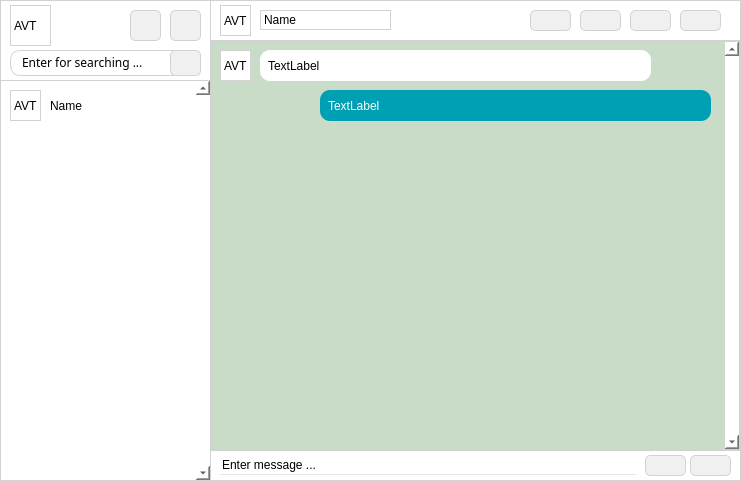
Old version of the form alo_app/uis/home.ui in the repository dvcdung/network_programming_basic_project_alo_app.
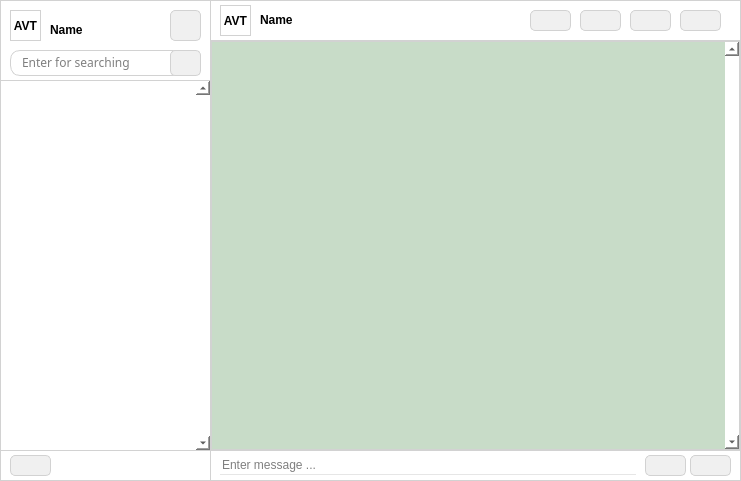
New version of the form. Icons and pictures are not drawn.

```diff
--- a/alo_app/uis/home.ui
+++ b/alo_app/uis/home.ui
@@ -28,7 +28,7 @@
      <x>0</x>
      <y>80</y>
      <width>211</width>
-     <height>401</height>
+     <height>371</height>
     </rect>
    </property>
    <property name="styleSheet">
@@ -92,7 +92,10 @@
       <string notr="true">border: 0px; border-radius: 0px;</string>
      </property>
      <property name="text">
-      <string>Enter for searching ...</string>
+      <string/>
+     </property>
+     <property name="placeholderText">
+      <string>Enter for searching</string>
      </property>
     </widget>
     <widget class="QPushButton" name="btnSearch">
@@ -136,37 +139,48 @@
       <normaloff>../asset/icon/add_group.svg</normaloff>../asset/icon/add_group.svg</iconset>
     </property>
    </widget>
-   <widget class="QPushButton" name="btnAddFriend">
-    <property name="geometry">
-     <rect>
-      <x>130</x>
-      <y>10</y>
-      <width>31</width>
-      <height>31</height>
-     </rect>
-    </property>
-    <property name="styleSheet">
-     <string notr="true">border-radius: 5px; background-color: rgb(240, 240, 240);</string>
-    </property>
-    <property name="text">
-     <string/>
-    </property>
-    <property name="icon">
-     <iconset>
-      <normaloff>../asset/icon/add_friend.svg</normaloff>../asset/icon/add_friend.svg</iconset>
-    </property>
-   </widget>
    <widget class="QLabel" name="imgAvatar">
     <property name="geometry">
      <rect>
       <x>10</x>
-      <y>5</y>
-      <width>41</width>
-      <height>41</height>
+      <y>10</y>
+      <width>31</width>
+      <height>31</height>
      </rect>
     </property>
+    <property name="font">
+     <font>
+      <weight>75</weight>
+      <bold>true</bold>
+     </font>
+    </property>
     <property name="text">
      <string>AVT</string>
+    </property>
+    <property name="alignment">
+     <set>Qt::AlignCenter</set>
+    </property>
+   </widget>
+   <widget class="QLabel" name="lblDisplayName">
+    <property name="geometry">
+     <rect>
+      <x>50</x>
+      <y>20</y>
+      <width>111</width>
+      <height>20</height>
+     </rect>
+    </property>
+    <property name="font">
+     <font>
+      <weight>75</weight>
+      <bold>true</bold>
+     </font>
+    </property>
+    <property name="styleSheet">
+     <string notr="true">border: none</string>
+    </property>
+    <property name="text">
+     <string>Name</string>
     </property>
    </widget>
   </widget>
@@ -251,6 +265,15 @@
       <height>20</height>
      </rect>
     </property>
+    <property name="font">
+     <font>
+      <weight>75</weight>
+      <bold>true</bold>
+     </font>
+    </property>
+    <property name="styleSheet">
+     <string notr="true">border: none</string>
+    </property>
     <property name="text">
      <string>Name</string>
     </property>
@@ -264,9 +287,18 @@
       <height>31</height>
      </rect>
     </property>
+    <property name="font">
+     <font>
+      <weight>75</weight>
+      <bold>true</bold>
+     </font>
+    </property>
     <property name="text">
      <string>AVT</string>
     </property>
+    <property name="alignment">
+     <set>Qt::AlignCenter</set>
+    </property>
    </widget>
    <widget class="QPushButton" name="btnAddGroup1">
     <property name="geometry">
@@ -313,90 +345,13 @@
    <property name="verticalScrollBarPolicy">
     <enum>Qt::ScrollBarAlwaysOn</enum>
    </property>
+   <property name="horizontalScrollBarPolicy">
+    <enum>Qt::ScrollBarAlwaysOff</enum>
+   </property>
    <property name="verticalScrollMode">
     <enum>QAbstractItemView::ScrollPerItem</enum>
    </property>
   </widget>
-  <widget class="QWidget" name="chatMsgWidget" native="true">
-   <property name="geometry">
-    <rect>
-     <x>220</x>
-     <y>50</y>
-     <width>491</width>
-     <height>31</height>
-    </rect>
-   </property>
-   <property name="autoFillBackground">
-    <bool>false</bool>
-   </property>
-   <property name="styleSheet">
-    <string notr="true">background-color: rgb(0,0,0,0)</string>
-   </property>
-   <widget class="QLabel" name="imgAvatar3">
-    <property name="geometry">
-     <rect>
-      <x>0</x>
-      <y>0</y>
-      <width>31</width>
-      <height>31</height>
-     </rect>
-    </property>
-    <property name="styleSheet">
-     <string notr="true">border: 1px solid rgb(210, 210, 210); background-color: white</string>
-    </property>
-    <property name="text">
-     <string>AVT</string>
-    </property>
-   </widget>
-   <widget class="QLabel" name="txtYourMsg_2">
-    <property name="geometry">
-     <rect>
-      <x>40</x>
-      <y>0</y>
-      <width>391</width>
-      <height>31</height>
-     </rect>
-    </property>
-    <property name="styleSheet">
-     <string notr="true">background-color: white; border: none;border-radius: 10px; padding: 5px;</string>
-    </property>
-    <property name="text">
-     <string>TextLabel</string>
-    </property>
-   </widget>
-  </widget>
-  <widget class="QWidget" name="yourChatMsgWidget" native="true">
-   <property name="geometry">
-    <rect>
-     <x>220</x>
-     <y>90</y>
-     <width>491</width>
-     <height>31</height>
-    </rect>
-   </property>
-   <property name="autoFillBackground">
-    <bool>false</bool>
-   </property>
-   <property name="styleSheet">
-    <string notr="true">background-color: rgb(0,0,0,0)</string>
-   </property>
-   <widget class="QLabel" name="txtYourMsg">
-    <property name="geometry">
-     <rect>
-      <x>100</x>
-      <y>0</y>
-      <width>391</width>
-      <height>31</height>
-     </rect>
-    </property>
-    <property name="styleSheet">
-     <string notr="true">background-color: rgb(0, 160, 180); border: none;border-radius: 10px; padding: 5px; color: white</string>
-    </property>
-    <property name="text">
-     <string>TextLabel</string>
-    </property>
-   </widget>
-  </widget>
   <widget class="QWidget" name="bottomWidget" native="true">
    <property name="geometry">
     <rect>
@@ -462,6 +417,9 @@
      <string notr="true">border: none; border-bottom: 1px solid rgb(230, 230, 230);</string>
     </property>
     <property name="text">
+     <string/>
+    </property>
+    <property name="placeholderText">
      <string>Enter message ...</string>
     </property>
    </widget>
@@ -469,39 +427,33 @@
   <widget class="QWidget" name="chatItemWidget" native="true">
    <property name="geometry">
     <rect>
-     <x>10</x>
-     <y>90</y>
-     <width>171</width>
+     <x>0</x>
+     <y>450</y>
+     <width>211</width>
      <height>31</height>
     </rect>
    </property>
-   <widget class="QLabel" name="imgAvatar2">
+   <property name="styleSheet">
+    <string notr="true">border: 1px solid rgb(210, 210, 210); </string>
+   </property>
+   <widget class="QPushButton" name="btnLogout">
     <property name="geometry">
      <rect>
-      <x>0</x>
-      <y>0</y>
-      <width>31</width>
-      <height>31</height>
-     </rect>
-    </property>
-    <property name="styleSheet">
-     <string notr="true">border: 1px solid rgb(210, 210, 210);</string>
-    </property>
-    <property name="text">
-     <string>AVT</string>
-    </property>
-   </widget>
-   <widget class="QLabel" name="lblChatName2">
-    <property name="geometry">
-     <rect>
-      <x>40</x>
+      <x>10</x>
       <y>5</y>
-      <width>131</width>
+      <width>41</width>
       <height>21</height>
      </rect>
     </property>
+    <property name="styleSheet">
+     <string notr="true">border-radius: 5px; background-color: rgb(240, 240, 240);</string>
+    </property>
     <property name="text">
-     <string>Name</string>
+     <string/>
+    </property>
+    <property name="icon">
+     <iconset>
+      <normaloff>../asset/icon/logout.svg</normaloff>../asset/icon/logout.svg</iconset>
     </property>
    </widget>
   </widget>
```
Left out of the diff: 4 changed lines with no effect on the pictures.
